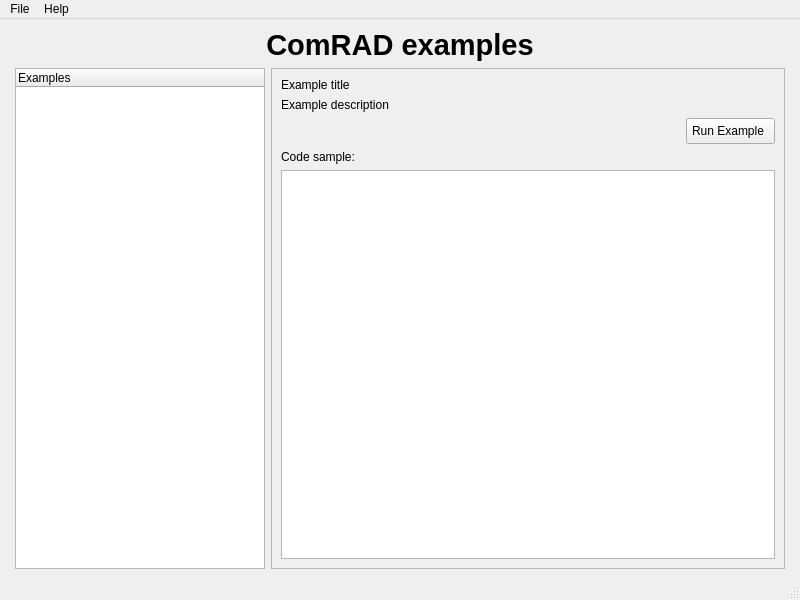
First picture: the form in comrad/examples/main.ui, repository jfpatrick/accsoft-gui-rad-comrad, before the edit.
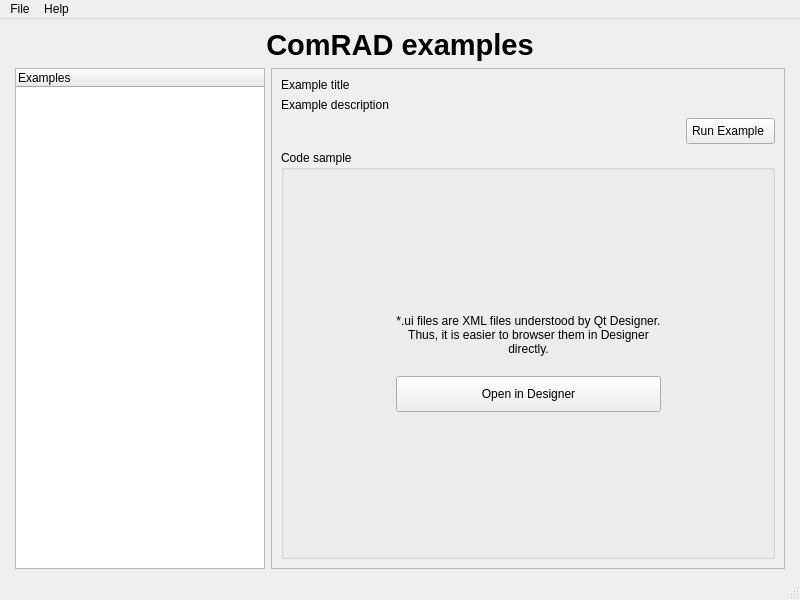
Second picture: the form after the edit. The open tabs and pages were chosen to show the change. Icons and pictures are not drawn.

Commit message: Running examples, displaying source code and Ui files

What changed in the file:
```diff
--- a/comrad/examples/main.ui
+++ b/comrad/examples/main.ui
@@ -185,45 +185,174 @@
               </layout>
              </item>
              <item>
-              <widget class="QFrame" name="example_code">
+              <widget class="QGroupBox" name="example_code">
                <property name="sizePolicy">
                 <sizepolicy hsizetype="Preferred" vsizetype="Expanding">
                  <horstretch>0</horstretch>
                  <verstretch>0</verstretch>
                 </sizepolicy>
                </property>
-               <property name="frameShape">
-                <enum>QFrame::NoFrame</enum>
-               </property>
-               <property name="frameShadow">
-                <enum>QFrame::Plain</enum>
-               </property>
-               <property name="lineWidth">
-                <number>0</number>
+               <property name="title">
+                <string>Code sample</string>
                </property>
                <layout class="QVBoxLayout" name="verticalLayout_4">
-                <property name="leftMargin">
-                 <number>0</number>
-                </property>
-                <property name="topMargin">
-                 <number>0</number>
-                </property>
-                <property name="rightMargin">
-                 <number>0</number>
-                </property>
-                <property name="bottomMargin">
-                 <number>0</number>
-                </property>
                 <item>
-                 <widget class="QLabel" name="label_3">
-                  <property name="text">
-                   <string>Code sample:</string>
+                 <widget class="QStackedWidget" name="example_code_stack">
+                  <property name="currentIndex">
+                   <number>0</number>
                   </property>
+                  <widget class="QWidget" name="code_browser_page">
+                   <layout class="QVBoxLayout" name="verticalLayout_5">
+                    <property name="spacing">
+                     <number>0</number>
+                    </property>
+                    <property name="leftMargin">
+                     <number>0</number>
+                    </property>
+                    <property name="topMargin">
+                     <number>0</number>
+                    </property>
+                    <property name="rightMargin">
+                     <number>0</number>
+                    </property>
+                    <property name="bottomMargin">
+                     <number>0</number>
+                    </property>
+                    <item>
+                     <widget class="QTextEdit" name="example_code_browser">
+                      <property name="undoRedoEnabled">
+                       <bool>false</bool>
+                      </property>
+                      <property name="readOnly">
+                       <bool>true</bool>
+                      </property>
+                      <property name="acceptRichText">
+                       <bool>false</bool>
+                      </property>
+                     </widget>
+                    </item>
+                   </layout>
+                  </widget>
+                  <widget class="QWidget" name="designer_page">
+                   <layout class="QVBoxLayout" name="verticalLayout_6">
+                    <property name="leftMargin">
+                     <number>0</number>
+                    </property>
+                    <property name="topMargin">
+                     <number>0</number>
+                    </property>
+                    <property name="rightMargin">
+                     <number>0</number>
+                    </property>
+                    <property name="bottomMargin">
+                     <number>0</number>
+                    </property>
+                    <item>
+                     <layout class="QHBoxLayout" name="horizontalLayout_5">
+                      <property name="spacing">
+                       <number>0</number>
+                      </property>
+                      <item>
+                       <spacer name="horizontalSpacer_2">
+                        <property name="orientation">
+                         <enum>Qt::Horizontal</enum>
+                        </property>
+                        <property name="sizeHint" stdset="0">
+                         <size>
+                          <width>40</width>
+                          <height>20</height>
+                         </size>
+                        </property>
+                       </spacer>
+                      </item>
+                      <item>
+                       <layout class="QVBoxLayout" name="verticalLayout_7">
+                        <item>
+                         <spacer name="verticalSpacer">
+                          <property name="orientation">
+                           <enum>Qt::Vertical</enum>
+                          </property>
+                          <property name="sizeHint" stdset="0">
+                           <size>
+                            <width>20</width>
+                            <height>40</height>
+                           </size>
+                          </property>
+                         </spacer>
+                        </item>
+                        <item>
+                         <widget class="QLabel" name="label_3">
+                          <property name="text">
+                           <string>*.ui files are XML files understood by Qt Designer. Thus, it is easier to browser them in Designer directly.</string>
+                          </property>
+                          <property name="alignment">
+                           <set>Qt::AlignCenter</set>
+                          </property>
+                          <property name="wordWrap">
+                           <bool>true</bool>
+                          </property>
+                         </widget>
+                        </item>
+                        <item>
+                         <spacer name="verticalSpacer_3">
+                          <property name="orientation">
+                           <enum>Qt::Vertical</enum>
+                          </property>
+                          <property name="sizeType">
+                           <enum>QSizePolicy::Fixed</enum>
+                          </property>
+                          <property name="sizeHint" stdset="0">
+                           <size>
+                            <width>20</width>
+                            <height>20</height>
+                           </size>
+                          </property>
+                         </spacer>
+                        </item>
+                        <item>
+                         <widget class="QPushButton" name="example_designer_btn">
+                          <property name="styleSheet">
+                           <string notr="true">padding: 10px</string>
+                          </property>
+                          <property name="text">
+                           <string>Open in Designer</string>
+                          </property>
+                         </widget>
+                        </item>
+                        <item>
+                         <spacer name="verticalSpacer_2">
+                          <property name="orientation">
+                           <enum>Qt::Vertical</enum>
+                          </property>
+                          <property name="sizeHint" stdset="0">
+                           <size>
+                            <width>20</width>
+                            <height>40</height>
+                           </size>
+                          </property>
+                         </spacer>
+                        </item>
+                       </layout>
+                      </item>
+                      <item>
+                       <spacer name="horizontalSpacer_3">
+                        <property name="orientation">
+                         <enum>Qt::Horizontal</enum>
+                        </property>
+                        <property name="sizeHint" stdset="0">
+                         <size>
+                          <width>40</width>
+                          <height>20</height>
+                         </size>
+                        </property>
+                       </spacer>
+                      </item>
+                     </layout>
+                    </item>
+                   </layout>
+                  </widget>
                  </widget>
                 </item>
-                <item>
-                 <widget class="QTextBrowser" name="example_code_browser"/>
-                </item>
                </layout>
               </widget>
              </item>
```
Left out of the diff: 1 changed line with no effect on the pictures. The commit also changes 4 other files.
